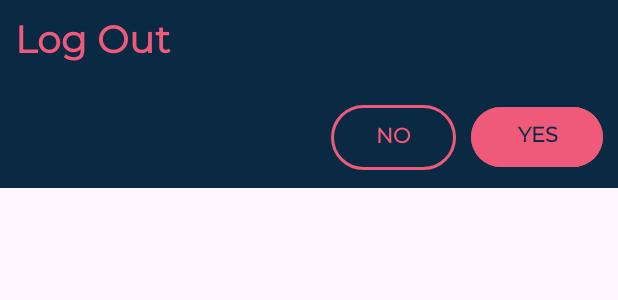
After one commit to TomasLew/Musclarity, an Android app: the layout sign_out_banner.xml on its own in the app's theme, with its tools: preview values and no code run, on a phone screen of 412 x 824 dp. The commit adds this screen. Shown: the top 300 px of the screen. Run offline under Robolectric (Android 15) with nearby library versions, the phone set to English and light mode, and no system bars.

Commit message:
Se creo la funcion de Log Out

```diff
--- /dev/null
+++ b/app/src/main/res/layout/sign_out_banner.xml
@@ -0,0 +1,61 @@
+<?xml version="1.0" encoding="utf-8"?>
+<androidx.constraintlayout.widget.ConstraintLayout xmlns:android="http://schemas.android.com/apk/res/android"
+    xmlns:app="http://schemas.android.com/apk/res-auto"
+    xmlns:tools="http://schemas.android.com/tools"
+    android:id="@+id/squad"
+    android:layout_width="match_parent"
+    android:layout_height="wrap_content"
+    android:background="@color/myBackgroundColor"
+    tools:context=".SquadActivity">
+
+    <TextView
+        android:id="@+id/dialogTitle"
+        android:layout_width="match_parent"
+        android:layout_height="wrap_content"
+        android:text="Log Out"
+        android:textColor="@color/logoColor"
+        android:textSize="25sp"
+        android:fontFamily="@font/montserrat"
+        android:textStyle="bold"
+        android:padding="10dp"
+        app:layout_constraintTop_toTopOf="parent"
+        app:layout_constraintStart_toStartOf="parent"
+        />
+
+    <TextView
+        android:id="@+id/btnNO"
+        android:layout_width="wrap_content"
+        android:layout_height="wrap_content"
+        android:layout_marginEnd="10dp"
+        android:paddingVertical="11dp"
+        android:paddingHorizontal="30dp"
+        android:fontFamily="@font/montserrat"
+        android:text="NO"
+        android:textStyle="bold"
+        android:textColor="@color/logoColor"
+        android:background="@drawable/login_button_bg"
+
+        app:layout_constraintTop_toTopOf="@id/btnYES"
+        app:layout_constraintBottom_toBottomOf="@id/btnYES"
+        app:layout_constraintEnd_toStartOf="@id/btnYES"
+
+        />
+
+    <Button
+        android:id="@+id/btnYES"
+        android:layout_width="wrap_content"
+        android:layout_height="wrap_content"
+        android:layout_marginTop="10dp"
+        android:layout_marginEnd="10dp"
+        android:layout_marginBottom="10dp"
+        android:fontFamily="@font/montserrat"
+        android:text="YES"
+        android:textStyle="bold"
+        android:textColor="@color/myBackgroundColor"
+        android:backgroundTint="@color/logoColor"
+
+        app:layout_constraintTop_toBottomOf="@id/dialogTitle"
+        app:layout_constraintEnd_toEndOf="parent"
+        app:layout_constraintBottom_toBottomOf="parent"
+        />
+</androidx.constraintlayout.widget.ConstraintLayout>
--- a/app/src/main/res/values/colors.xml
+++ b/app/src/main/res/values/colors.xml
@@ -18,4 +18,5 @@
     <color name="yellow">#FFFF00</color>
     <color name="green">#00FF00</color>
     <color name="bg_2">#0C3454</color>
+    <color name="green_pitch">#589136</color>
 </resources>
```
Also changed, not shown: app/src/main/java/com/example/musclarity/SquadActivity.kt (+79 -4 lines), 1 other file.
